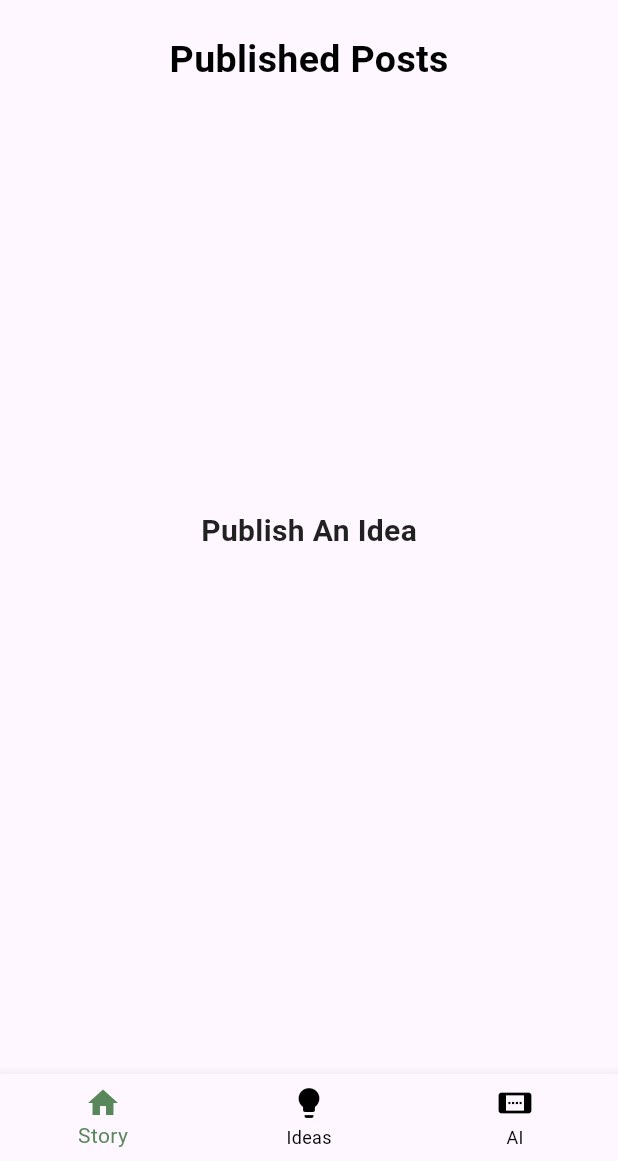
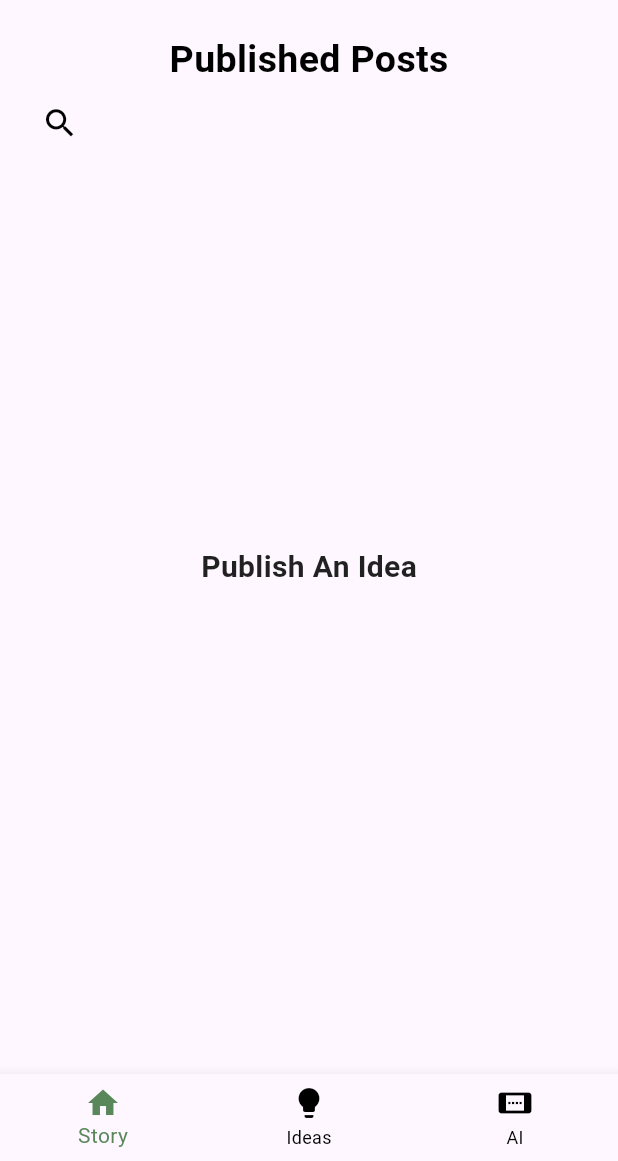
Before and after one commit to HollowGrimm/M, a Flutter app: the screen it shows after launch, on a phone screen of 412 x 824 dp, the part 75-1236 px from its top. Run offline on Flutter 3.47's test engine with Material 3 defaults, Android fonts, the phone set to English and light mode, and no system bars; our stand-ins replace cloud_firestore, firebase_core, shared_preferences; missing offline and left inert: chat_gpt_sdk, restart_app; accounts and stored records are empty.

Commit message:
Added Search and Comments
Added search bar to story screen
Fixed comments in discussions screen
Bug Fixes
Code adjustment

```diff
--- a/lib/screens/navbar/ai.dart
+++ b/lib/screens/navbar/ai.dart
@@ -21,7 +21,7 @@ class _AIScreenState extends State<AIScreen> {
   List<String> questions = [
     'What is your primary goal for improving your writing? (e.g., writing more clearly, enhancing creativity, achieving a specific tone or style)',
     'Who is your target audience, and how do you want your writing to impact them? (e.g., engaging readers, educating, persuading)',
-    'What specific feedback or criticism have you received about your writing in the past that you want to address? (e.g., unclear arguments, weak thesis)',
+    'What specific feedback or criticism have you received about your writing in the past that you want to address? (e.g., unclear ideas, writer\'s block)',
     'How do you currently approach the writing process, and what changes are you willing to make to improve? (e.g., drafting methods, editing strategies, time management)'
   ];
   List<String> userResponses = ['', '', '', ''];
--- a/lib/screens/navbar/story.dart
+++ b/lib/screens/navbar/story.dart
@@ -13,14 +13,31 @@ class StoryScreen extends StatefulWidget {
 class _StoryScreenState extends State<StoryScreen> {
   final singleton = Singleton();
   bool openSearch = false;
-  String textSearch = "";
+  String searchText = "";
+  int results = 0;
 
-  //TODO: Create Search Algorithm
-  // void search() {
-  //   for(var k, v in posts.) {
-
-  //   }
-  // }
+  List search(fullList) {
+    final tempList = [];
+    if (searchText != '') {
+      for (int i = 0; i < fullList.length; i++) {
+        bool titleName = fullList[i]['title']
+            .toLowerCase()
+            .contains(searchText.toLowerCase());
+        bool authorName = fullList[i]['username']
+            .toLowerCase()
+            .contains(searchText.toLowerCase());
+        bool storyWord = fullList[i]['story']
+            .toLowerCase()
+            .contains(searchText.toLowerCase());
+        if (titleName || authorName || storyWord) {
+          tempList.add(fullList[i]);
+        }
+      }
+    } else {
+      return fullList;
+    }
+    return tempList;
+  }
 
   String shortContent(String body) {
     String tempSentence = "";
@@ -52,55 +69,55 @@ class _StoryScreenState extends State<StoryScreen> {
                       fontSize: 25,
                       fontWeight: FontWeight.bold)),
             ),
-            // Visibility(
-            //     visible: !openSearch,
-            //     child: IconButton(
-            //         onPressed: () {
-            //           setState(() {
-            //             openSearch = true;
-            //           });
-            //         },
-            //         iconSize: 25.0,
-            //         icon: const Icon(
-            //           Icons.search,
-            //           color: Colors.black,
-            //         ))),
-            // Visibility(
-            //   visible: openSearch,
-            //   child: Center(
-            //     child: TextField(
-            //       decoration: const InputDecoration(
-            //           icon: Icon(
-            //         Icons.search,
-            //         color: Colors.black,
-            //       )),
-            //       style: const TextStyle(
-            //           color: Colors.black, fontWeight: FontWeight.normal),
-            //       onChanged: (text) {
-            //         setState(() {
-            //           textSearch = text;
-            //         });
-            //       },
-            //       onTapOutside: (event) {
-            //         setState(() {
-            //           if (textSearch == "") {
-            //             openSearch = false;
-            //           }
-            //         });
-            //       },
-            //     ),
-            //   ),
-            // ),
-            // Visibility(
-            //   visible: openSearch,
-            //   child: const Center(
-            //     child: Text("0 Results Found",
-            //         style: TextStyle(
-            //             color: Colors.black,
-            //             fontSize: 15,
-            //             fontWeight: FontWeight.normal)),
-            //   ),
-            // ),
+            Visibility(
+                visible: !openSearch,
+                child: IconButton(
+                    onPressed: () {
+                      setState(() {
+                        openSearch = true;
+                      });
+                    },
+                    iconSize: 25.0,
+                    icon: const Icon(
+                      Icons.search,
+                      color: Colors.black,
+                    ))),
+            Visibility(
+              visible: openSearch,
+              child: Center(
+                child: TextField(
+                  decoration: const InputDecoration(
+                      icon: Icon(
+                    Icons.search,
+                    color: Colors.black,
+                  )),
+                  style: const TextStyle(
+                      color: Colors.black, fontWeight: FontWeight.normal),
+                  onChanged: (text) {
+                    setState(() {
+                      searchText = text;
+                    });
+                  },
+                  onTapOutside: (event) {
+                    setState(() {
+                      if (searchText == "") {
+                        openSearch = false;
+                      }
+                    });
+                  },
+                ),
+              ),
+            ),
+            Visibility(
+              visible: openSearch,
+              child: Center(
+                child: Text('$results results found',
+                    style: const TextStyle(
+                        color: Colors.black,
+                        fontSize: 15,
+                        fontWeight: FontWeight.normal)),
+              ),
+            ),
             StreamBuilder<QuerySnapshot<Map<String, dynamic>>>(
                 stream: FirebaseFirestore.instance
                     .collection('ideas_published')
@@ -118,24 +135,34 @@ class _StoryScreenState extends State<StoryScreen> {
 
                   final List<QueryDocumentSnapshot<Map<String, dynamic>>>
                       documents = snapshot.data!.docs;
-                  final filteredDocuments =
-                      documents.where((doc) => doc['published']).toList();
+                  final filteredDocuments = search(
+                      documents.where((doc) => doc['published']).toList());
+
+                  if (filteredDocuments.length != results) {
+                    WidgetsBinding.instance.addPostFrameCallback((_) {
+                      setState(() {
+                        results = filteredDocuments.length;
+                      });
+                    });
+                  }
 
                   return Expanded(
                       child: filteredDocuments
                               .isEmpty // Check if the data source is empty
-                          ? const Center(
+                          ? Center(
                               child: Column(
                                 mainAxisAlignment: MainAxisAlignment.center,
                                 children: [
                                   Text(
-                                    "Publish An Idea",
-                                    style: TextStyle(
+                                    searchText == ''
+                                        ? "Publish An Idea"
+                                        : "No search results",
+                                    style: const TextStyle(
                                         color: Colors.black87,
                                         fontSize: 20,
                                         fontWeight: FontWeight.bold),
                                   ),
-                                  SizedBox(height: 50),
+                                  const SizedBox(height: 50),
                                 ],
                               ),
                             )
--- a/lib/services/singleton.dart
+++ b/lib/services/singleton.dart
@@ -68,25 +68,25 @@ class Singleton extends ChangeNotifier {
   List<String> names = [
     "Drama",
     "Fable",
-    "FairyTale",
+    "Fairy Tale",
     "Fantasy",
     "Fiction",
-    "FictionInVerse",
+    "Fiction In Verse",
     "Folklore",
-    "HistoricalFiction",
+    "Historical Fiction",
     "Horror",
     "Humor",
     "Legend",
     "Mystery",
     "Mythology",
     "Poetry",
-    "RealisticFiction",
-    "ScienceFiction",
-    "ShortStory",
-    "TallTale",
+    "Realistic Fiction",
+    "Science Fiction",
+    "Short Story",
+    "Tall Tale",
     "Biography/Autobiography",
     "Essay",
-    "NarrativeNonfiction",
+    "Narrative Nonfiction",
     "Nonfiction"
   ];
 
@@ -156,16 +156,16 @@ class Singleton extends ChangeNotifier {
     FirebaseCloud()
         .updateWriting(draftID, feedback, date, publishCheck, body, title);
     setUserIdeasIDs(await FirebaseCloud().getList('ideasList'));
-    setUserpublishedIDs(await FirebaseCloud().getList('publishedList'));
   }
 
-  void publishIdea(draftID, title, author, date, body, feedback) {
+  Future<void> publishIdea(draftID, title, author, date, body, feedback) async {
     userpublishedIDs.add(draftID);
     if (userIdeasIDs.contains(draftID)) {
       updateIdea(draftID, title, author, date, body, feedback);
     } else {
       saveIdea(title, author, date, body, feedback, true);
     }
+    setUserpublishedIDs(await FirebaseCloud().getList('publishedList'));
   }
 
   void tallyFeedbackResults(key, yes, no) {
@@ -210,6 +210,14 @@ class Singleton extends ChangeNotifier {
     notifyListenersSafe();
   }
 
+  List<String> commentIDs = [];
+
+  void setCommentIDs(List<String> c) {
+    commentIDs.clear();
+    commentIDs.addAll(c);
+    notifyListenersSafe();
+  }
+
   Future<void> deleteAccount() async {
     for (var i in userIdeasIDs) {
       await FirebaseCloud().deleteDocument("ideas_published", i);
@@ -220,7 +228,7 @@ class Singleton extends ChangeNotifier {
     }
 
     for (var i in userCommentIDs) {
-      await FirebaseCloud().deleteDocument("user", i);
+      await FirebaseCloud().deleteDocument("comments", i);
     }
 
     await FirebaseCloud().deleteDocument("user", await getUID());
```
Also changed, not shown: lib/firebase/firebase_cloud.dart (+10 -2 lines), lib/screens/published/discussion.dart (+91 -42 lines), lib/screens/published/publishedworks.dart (+12 -12 lines).
